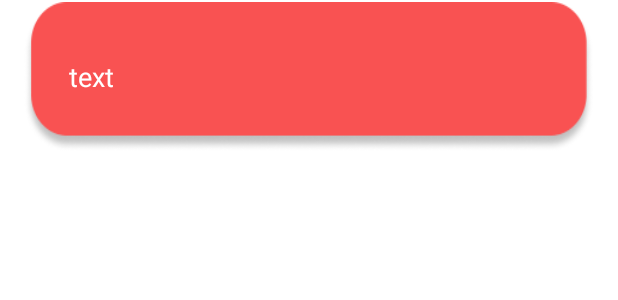
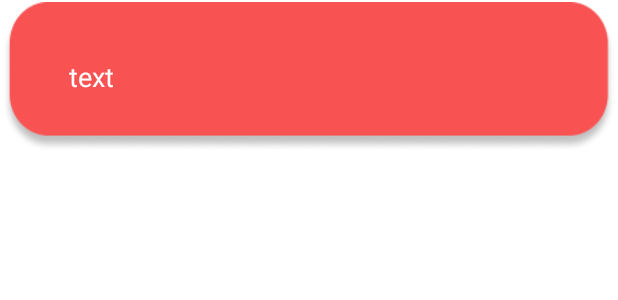
Before and after one commit to dox1234dh/MAD-N5-T16, an Android app: the layout item_diadiemhienmau.xml on its own in the app's theme, with its tools: preview values and no code run, on a phone screen of 412 x 824 dp. Shown: the top 300 px of the screen. Run offline under Robolectric (Android 15) with nearby library versions, the phone set to English and light mode, and no system bars; Roboto replaces fonts that are not available here.

Commit message:
push 01/5/2022 fix employee

```diff
--- a/app/src/main/res/layout/activity_mh_diadiemhienmau.xml
+++ b/app/src/main/res/layout/activity_mh_diadiemhienmau.xml
@@ -33,6 +33,8 @@
         android:layout_marginTop="10dp"
         android:layout_marginEnd="1dp"
         android:layout_marginBottom="1dp"
+        android:divider="@android:color/transparent"
+        android:dividerHeight="10.0sp"
         app:layout_constraintBottom_toTopOf="@+id/include2"
         app:layout_constraintEnd_toEndOf="parent"
         app:layout_constraintHorizontal_bias="1.0"
--- a/app/src/main/res/layout/activity_mh_employee_diadiemhienmau.xml
+++ b/app/src/main/res/layout/activity_mh_employee_diadiemhienmau.xml
@@ -33,6 +33,8 @@
         android:layout_marginStart="1dp"
         android:layout_marginEnd="1dp"
         android:layout_marginBottom="1dp"
+        android:divider="@android:color/transparent"
+        android:dividerHeight="10.0sp"
         app:layout_constraintBottom_toTopOf="@+id/include2"
         app:layout_constraintEnd_toEndOf="parent"
         app:layout_constraintHorizontal_bias="1.0"
--- a/app/src/main/res/layout/item_diadiemhienmau.xml
+++ b/app/src/main/res/layout/item_diadiemhienmau.xml
@@ -11,17 +11,18 @@
         android:layout_marginStart="1dp"
         android:layout_marginTop="1dp"
         android:layout_marginEnd="1dp"
+        android:background="@mipmap/rectangle3"
         app:layout_constraintEnd_toEndOf="parent"
         app:layout_constraintStart_toStartOf="parent"
         app:layout_constraintTop_toTopOf="parent">
 
-        <ImageView
-            android:id="@+id/imageView4"
-            android:layout_width="380dp"
-            android:layout_height="100dp"
-            android:layout_gravity="center"
-            android:scaleType="fitXY"
-            app:srcCompat="@mipmap/rectangle3" />
+<!--        <ImageView-->
+<!--            android:id="@+id/imageView4"-->
+<!--            android:layout_width="380dp"-->
+<!--            android:layout_height="100dp"-->
+<!--            android:layout_gravity="center"-->
+<!--            android:scaleType="fitXY"-->
+<!--            app:srcCompat="@mipmap/rectangle3" />-->
 
         <TextView
             android:id="@+id/textĐiaiemItem"
```
Also changed, not shown: app/src/main/java/com/example/mad_n5_t16/employee/MainActivityEmployee.java (+14 -9 lines).
